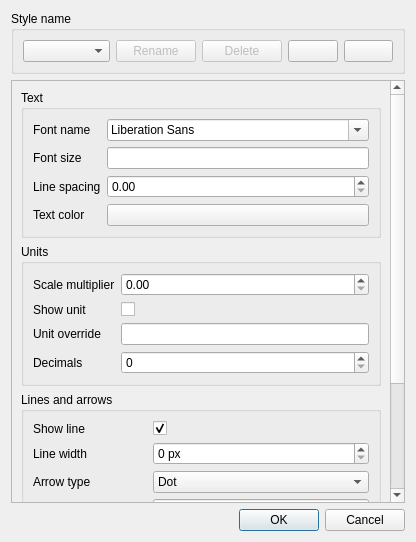
Old version of the form src/Mod/Draft/Resources/ui/dialog_AnnotationStyleEditor.ui in the repository southseact-3d/fcd.
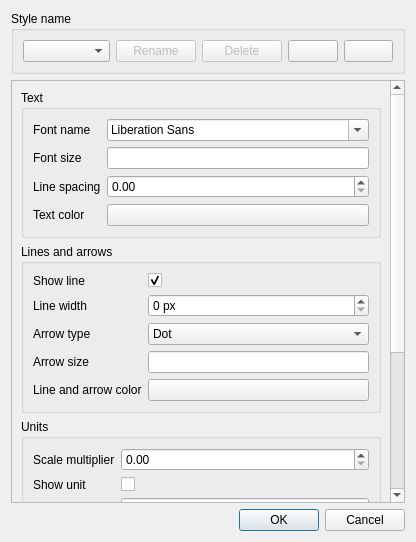
New version of the form. Custom widgets are drawn as their Qt base class.

Commit message:
Draft: Add TextSpacing to Draft_AnnotationStyleEditor (#9702)
Also reordered the dialog a little.

```diff
--- a/src/Mod/Draft/Resources/ui/dialog_AnnotationStyleEditor.ui
+++ b/src/Mod/Draft/Resources/ui/dialog_AnnotationStyleEditor.ui
@@ -157,9 +157,9 @@
         <height>589</height>
        </rect>
       </property>
-      <layout class="QVBoxLayout" name="verticalLayout_3">
+      <layout class="QVBoxLayout" name="verticalLayout_2">
        <item>
-        <widget class="QGroupBox" name="groupBox_3">
+        <widget class="QGroupBox" name="groupBox_2">
          <property name="title">
           <string>Text</string>
          </property>
@@ -216,7 +216,7 @@
           <item row="2" column="0">
            <widget class="QLabel" name="label_3">
             <property name="toolTip">
-             <string>The line spacing (relative to the font size)</string>
+             <string>The line spacing for multi-line texts and labels (relative to the font size)</string>
             </property>
             <property name="text">
              <string>Line spacing</string>
@@ -226,12 +226,12 @@
           <item row="2" column="1">
            <widget class="QDoubleSpinBox" name="LineSpacing">
             <property name="toolTip">
-             <string>The line spacing (relative to the font size)</string>
+             <string>The line spacing for multi-line texts and labels (relative to the font size)</string>
             </property>
            </widget>
           </item>
           <item row="3" column="0">
-           <widget class="QLabel" name="label_16">
+           <widget class="QLabel" name="label_4">
             <property name="toolTip">
              <string>The color of texts, dimension texts and label texts</string>
             </property>
@@ -251,97 +251,14 @@
         </widget>
        </item>
        <item>
-        <widget class="QGroupBox" name="groupBox_2">
+        <widget class="QGroupBox" name="groupBox_3">
          <property name="title">
-          <string>Units</string>
+          <string>Lines and arrows</string>
          </property>
          <layout class="QGridLayout" name="gridLayout_2">
           <item row="0" column="0">
-           <widget class="QLabel" name="label_4">
-            <property name="toolTip">
-             <string>A multiplier factor that affects the size of texts and markers</string>
-            </property>
-            <property name="text">
-             <string>Scale multiplier</string>
-            </property>
-           </widget>
-          </item>
-          <item row="0" column="1">
-           <widget class="QDoubleSpinBox" name="ScaleMultiplier">
-            <property name="toolTip">
-             <string>A multiplier factor that affects the size of texts and markers</string>
-            </property>
-           </widget>
-          </item>
-          <item row="1" column="0">
-           <widget class="QLabel" name="label_7">
-            <property name="toolTip">
-             <string>If it is checked it will show the unit next to the dimension value</string>
-            </property>
-            <property name="text">
-             <string>Show unit</string>
-            </property>
-           </widget>
-          </item>
-          <item row="1" column="1">
-           <widget class="QCheckBox" name="ShowUnit">
-            <property name="toolTip">
-             <string>If it is checked it will show the unit next to the dimension value</string>
-            </property>
-            <property name="layoutDirection">
-             <enum>Qt::LeftToRight</enum>
-            </property>
-            <property name="text">
-             <string/>
-            </property>
-           </widget>
-          </item>
-         <item row="2" column="0">
-           <widget class="QLabel" name="label_6">
-            <property name="toolTip">
-             <string>Specify a valid length unit like mm, m, in, ft, to force displaying the dimension value in this unit</string>
-            </property>
-            <property name="text">
-             <string>Unit override</string>
-            </property>
-           </widget>
-          </item>
-          <item row="2" column="1">
-           <widget class="QLineEdit" name="UnitOverride">
-            <property name="toolTip">
-             <string>Specify a valid length unit like mm, m, in, ft, to force displaying the dimension value in this unit</string>
-            </property>
-           </widget>
-          </item>
-          <item row="3" column="0">
            <widget class="QLabel" name="label_5">
             <property name="toolTip">
-             <string>The number of decimals to show for dimension values</string>
-            </property>
-            <property name="text">
-             <string>Decimals</string>
-            </property>
-           </widget>
-          </item>
-          <item row="3" column="1">
-           <widget class="QSpinBox" name="Decimals">
-            <property name="toolTip">
-             <string>The number of decimals to show for dimension values</string>
-            </property>
-           </widget>
-          </item>
-          </layout>
-        </widget>
-       </item>
-       <item>
-        <widget class="QGroupBox" name="groupBox_4">
-         <property name="title">
-          <string>Lines and arrows</string>
-         </property>
-         <layout class="QGridLayout" name="gridLayout_3">
-          <item row="0" column="0">
-           <widget class="QLabel" name="label_13">
-            <property name="toolTip">
              <string>If it is checked it will display the dimension line</string>
             </property>
             <property name="text">
@@ -366,7 +283,7 @@
            </widget>
           </item>
           <item row="2" column="0">
-           <widget class="QLabel" name="label_14">
+           <widget class="QLabel" name="label_6">
             <property name="toolTip">
              <string>The width of the lines</string>
             </property>
@@ -386,7 +303,7 @@
            </widget>
           </item>
           <item row="3" column="0">
-           <widget class="QLabel" name="label_9">
+           <widget class="QLabel" name="label_7">
             <property name="toolTip">
              <string>The type of arrows or markers to use for dimensions and labels</string>
             </property>
@@ -460,7 +377,7 @@
            </widget>
           </item>
           <item row="5" column="0">
-           <widget class="QLabel" name="label_15">
+           <widget class="QLabel" name="label_9">
             <property name="toolTip">
              <string>The color of lines and arrows</string>
             </property>
@@ -476,9 +393,101 @@
             </property>
            </widget>
           </item>
-          <item row="6" column="0">
+         </layout>
+        </widget>
+       </item>
+       <item>
+        <widget class="QGroupBox" name="groupBox_4">
+         <property name="title">
+          <string>Units</string>
+         </property>
+         <layout class="QGridLayout" name="gridLayout_3">
+          <item row="0" column="0">
            <widget class="QLabel" name="label_10">
             <property name="toolTip">
+             <string>A multiplier factor that affects the size of texts and markers</string>
+            </property>
+            <property name="text">
+             <string>Scale multiplier</string>
+            </property>
+           </widget>
+          </item>
+          <item row="0" column="1">
+           <widget class="QDoubleSpinBox" name="ScaleMultiplier">
+            <property name="toolTip">
+             <string>A multiplier factor that affects the size of texts and markers</string>
+            </property>
+           </widget>
+          </item>
+          <item row="1" column="0">
+           <widget class="QLabel" name="label_11">
+            <property name="toolTip">
+             <string>If it is checked it will show the unit next to the dimension value</string>
+            </property>
+            <property name="text">
+             <string>Show unit</string>
+            </property>
+           </widget>
+          </item>
+          <item row="1" column="1">
+           <widget class="QCheckBox" name="ShowUnit">
+            <property name="toolTip">
+             <string>If it is checked it will show the unit next to the dimension value</string>
+            </property>
+            <property name="layoutDirection">
+             <enum>Qt::LeftToRight</enum>
+            </property>
+            <property name="text">
+             <string/>
+            </property>
+           </widget>
+          </item>
+         <item row="2" column="0">
+           <widget class="QLabel" name="label_12">
+            <property name="toolTip">
+             <string>Specify a valid length unit like mm, m, in, ft, to force displaying the dimension value in this unit</string>
+            </property>
+            <property name="text">
+             <string>Unit override</string>
+            </property>
+           </widget>
+          </item>
+          <item row="2" column="1">
+           <widget class="QLineEdit" name="UnitOverride">
+            <property name="toolTip">
+             <string>Specify a valid length unit like mm, m, in, ft, to force displaying the dimension value in this unit</string>
+            </property>
+           </widget>
+          </item>
+          <item row="3" column="0">
+           <widget class="QLabel" name="label_13">
+            <property name="toolTip">
+             <string>The number of decimals to show for dimension values</string>
+            </property>
+            <property name="text">
+             <string>Decimals</string>
+            </property>
+           </widget>
+          </item>
+          <item row="3" column="1">
+           <widget class="QSpinBox" name="Decimals">
+            <property name="toolTip">
+             <string>The number of decimals to show for dimension values</string>
+            </property>
+           </widget>
+          </item>
+         </layout>
+        </widget>
+       </item>
+       <item>
+        <widget class="QGroupBox" name="groupBox_5">
+         <property name="title">
+          <string>Dimension details</string>
+         </property>
+         <layout class="QGridLayout" name="gridLayout_4">
+          <item row="0" column="0">
+           <widget class="QLabel" name="label_14">
+            <property name="toolTip">
              <string>The distance the dimension line is additionally extended</string>
             </property>
             <property name="text">
@@ -486,7 +495,7 @@
             </property>
            </widget>
           </item>
-          <item row="6" column="1">
+          <item row="0" column="1">
            <widget class="Gui::InputField" name="DimOvershoot">
             <property name="toolTip">
              <string>The distance the dimension line is additionally extended</string>
@@ -496,8 +505,8 @@
             </property>
            </widget>
           </item>
-          <item row="7" column="0">
-           <widget class="QLabel" name="label_11">
+          <item row="1" column="0">
+           <widget class="QLabel" name="label_15">
             <property name="toolTip">
              <string>The length of the extension lines</string>
             </property>
@@ -506,7 +515,7 @@
             </property>
            </widget>
           </item>
-          <item row="7" column="1">
+          <item row="1" column="1">
            <widget class="Gui::InputField" name="ExtLines">
             <property name="toolTip">
              <string>The length of the extension lines</string>
@@ -516,8 +525,8 @@
             </property>
            </widget>
           </item>
-          <item row="8" column="0">
-           <widget class="QLabel" name="label_12">
+          <item row="2" column="0">
+           <widget class="QLabel" name="label_16">
             <property name="toolTip">
              <string>The distance the extension lines are additionally extended beyond the dimension line</string>
             </property>
@@ -526,7 +535,7 @@
             </property>
            </widget>
           </item>
-          <item row="8" column="1">
+          <item row="2" column="1">
            <widget class="Gui::InputField" name="ExtOvershoot">
             <property name="toolTip">
              <string>The distance the extension lines are additionally extended beyond the dimension line</string>
@@ -536,6 +545,26 @@
             </property>
            </widget>
           </item>
+          <item row="3" column="0">
+           <widget class="QLabel" name="label_17">
+            <property name="toolTip">
+             <string>The distance between the dimension text and the dimension line</string>
+            </property>
+            <property name="text">
+             <string>Text spacing</string>
+            </property>
+           </widget>
+          </item>
+          <item row="3" column="1">
+           <widget class="Gui::InputField" name="TextSpacing">
+            <property name="toolTip">
+             <string>The distance between the dimension text and the dimension line</string>
+            </property>
+            <property name="unit" stdset="0">
+             <string notr="true"/>
+            </property>
+           </widget>
+          </item>
          </layout>
         </widget>
        </item>
```
The commit also changes 1 other file.
